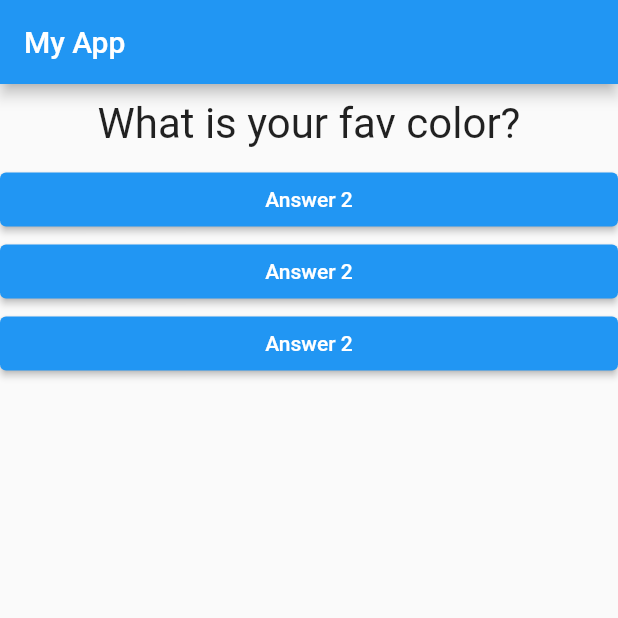
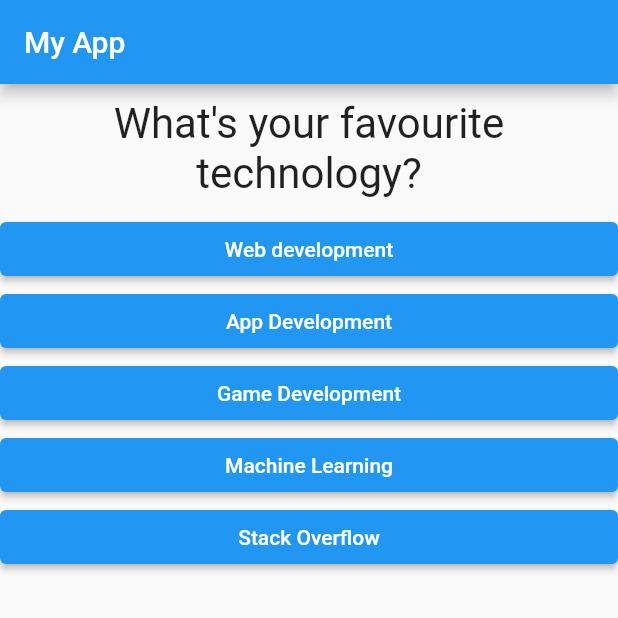
Before and after one commit to dilpreet-is-technophile/Flutter-Dart-The-Complete-Guide-Maximilian, a Flutter app: the screen it shows after launch, on a phone screen of 412 x 824 dp, the top half of it. Run offline on Flutter 3.47's test engine with Material 2 defaults, Android fonts, the phone set to English and light mode, and no system bars.

Commit message:
making questions as a map with answer options and adding answer widget as a list of widgets

```diff
--- a/flutter_complete_guide/lib/answer.dart
+++ b/flutter_complete_guide/lib/answer.dart
@@ -3,7 +3,8 @@ import 'package:flutter/material.dart';
 class Answer extends StatelessWidget {
   // const Answer({Key key}) : super(key: key);
   final Function(int) callback;
-  Answer(this.callback);
+  final String answerText;
+  Answer(this.callback, this.answerText);
 
   @override
   Widget build(BuildContext context) {
@@ -18,7 +19,7 @@ class Answer extends StatelessWidget {
           // answerQuestion(2);
           callback(1);
         },
-        child: Text("Answer 2"),
+        child: Text(answerText),
       ),
     );
   }
--- a/flutter_complete_guide/lib/main.dart
+++ b/flutter_complete_guide/lib/main.dart
@@ -13,10 +13,42 @@ class MyApp extends StatefulWidget {
 
 class _MyAppState extends State<MyApp> {
   var questionInd = 0;
-  var questionsArr = ["What is your fav color?", "What is your fav animal?"];
+  var questions = [
+    {
+      "questionText": "What\'s your favourite technology?",
+      "answerOptions": [
+        "Web development",
+        "App Development",
+        "Game Development",
+        "Machine Learning",
+        "Stack Overflow"
+      ],
+    },
+    {
+      "questionText":
+          "Who among the following is your tech industry inspiration?",
+      "answerOptions": [
+        "Steve Jobs",
+        "Bill gates",
+        "Elon Musk",
+        "Edward Snowden",
+        "Gottfrid Svartholm"
+      ],
+    },
+    {
+      "questionText": "Do you think code can be an art?",
+      "answerOptions": [
+        "Yes",
+        "Hell Yes",
+        "By all means",
+        "No second thoughts",
+        "Indeed"
+      ],
+    }
+  ];
 
   void answerQuestion(int num) {
-    if (questionInd == questionsArr.length - 1) {
+    if (questionInd == questions.length - 1) {
       return;
     }
     print("Answer Chosen $num");
@@ -33,10 +65,14 @@ class _MyAppState extends State<MyApp> {
         ),
         body: Column(
           children: [
-            Question(questionsArr[questionInd]),
-            Answer(answerQuestion),
-            Answer(answerQuestion),
-            Answer(answerQuestion),
+            Question(questions[questionInd]["questionText"]),
+            ...(questions[questionInd]["answerOptions"] as List<String>)
+                .map((answer) {
+              return Answer(answerQuestion, answer);
+            }).toList()
+            // Answer(answerQuestion),
+            // Answer(answerQuestion),
+            // Answer(answerQuestion),
           ],
         ),
       ),
```
